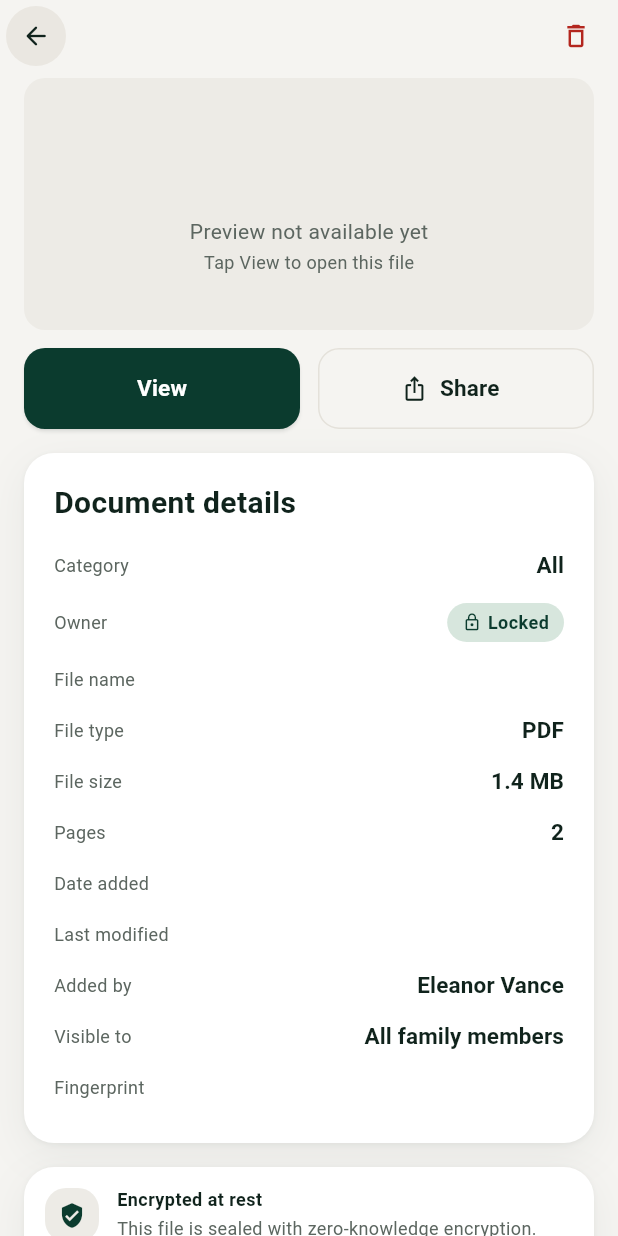
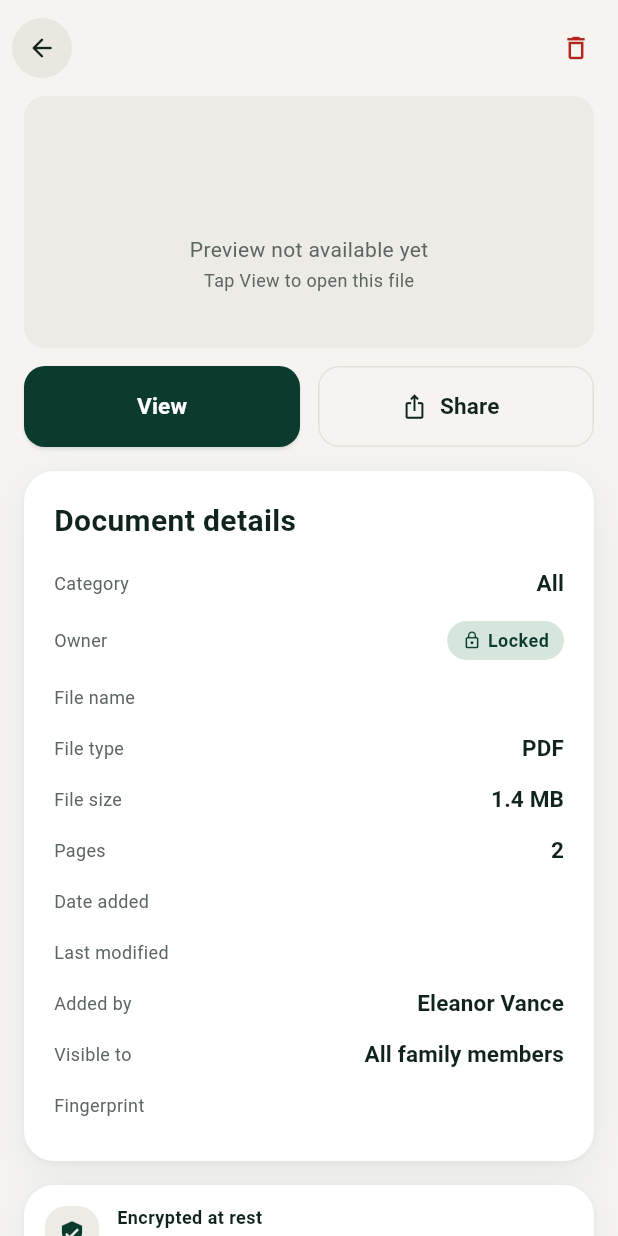
Before and after one commit to techifydev1/docket, a Flutter app: the DocumentDetailsScreen screen opened directly with empty values, on a phone screen of 412 x 824 dp. Run offline on Flutter 3.47's test engine with Material 3 defaults, Android fonts, the phone set to English and light mode, and no system bars; our stand-ins replace dio, file_picker, firebase_auth, firebase_core, flutter_secure_storage, pinput and 1 more; missing offline and left inert: bip39, pdfx, sodium; accounts and stored records are empty; network calls fail.

Commit message:
fix: increased the appbar ehght of the document details secreen

```diff
--- a/lib/features/documents/screens/document_details_screen.dart
+++ b/lib/features/documents/screens/document_details_screen.dart
@@ -205,16 +205,17 @@ class _DocumentDetailsScreenState extends State<DocumentDetailsScreen> {
           crossAxisAlignment: .stretch,
           children: [
             Padding(
-              padding: const .fromLTRB(4, 4, 8, 0),
+              padding: const .fromLTRB(8, 12, 8, 4),
               child: Row(
                 children: [
                   const DocketBackButton(),
+                  const SizedBox(width: 12),
                   Expanded(
                     child: Text(
                       _document.title,
                       maxLines: 1,
                       overflow: .ellipsis,
-                      style: textTheme.labelLarge,
+                      style: textTheme.titleMedium,
                     ),
                   ),
                   IconButton(
```
